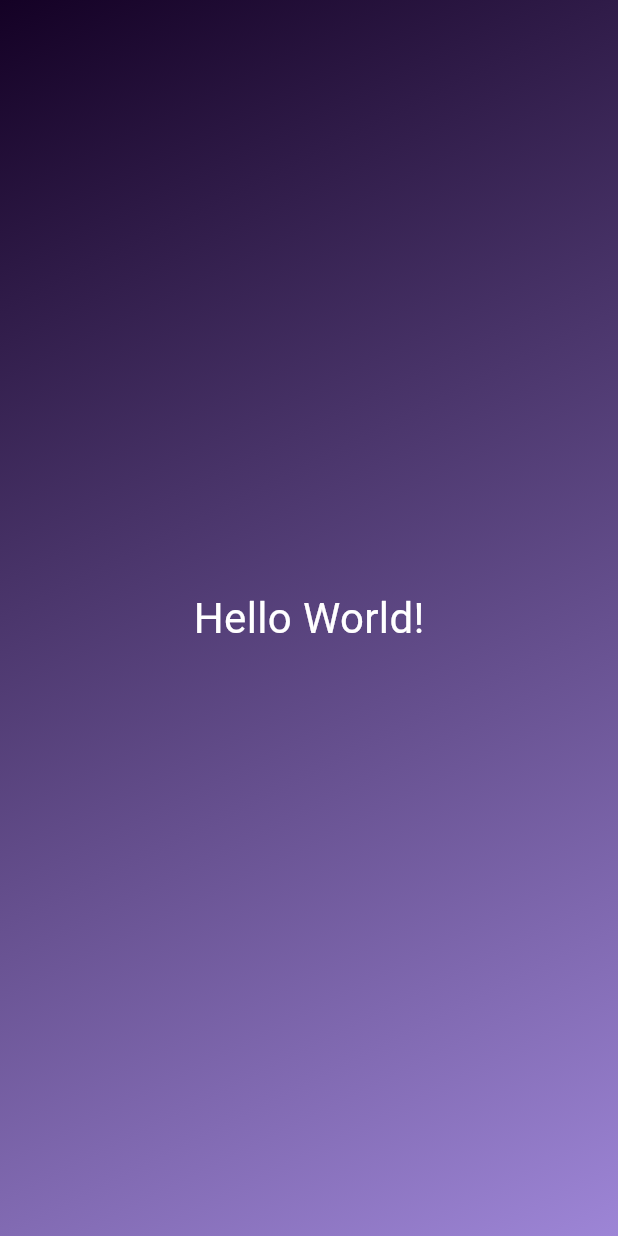
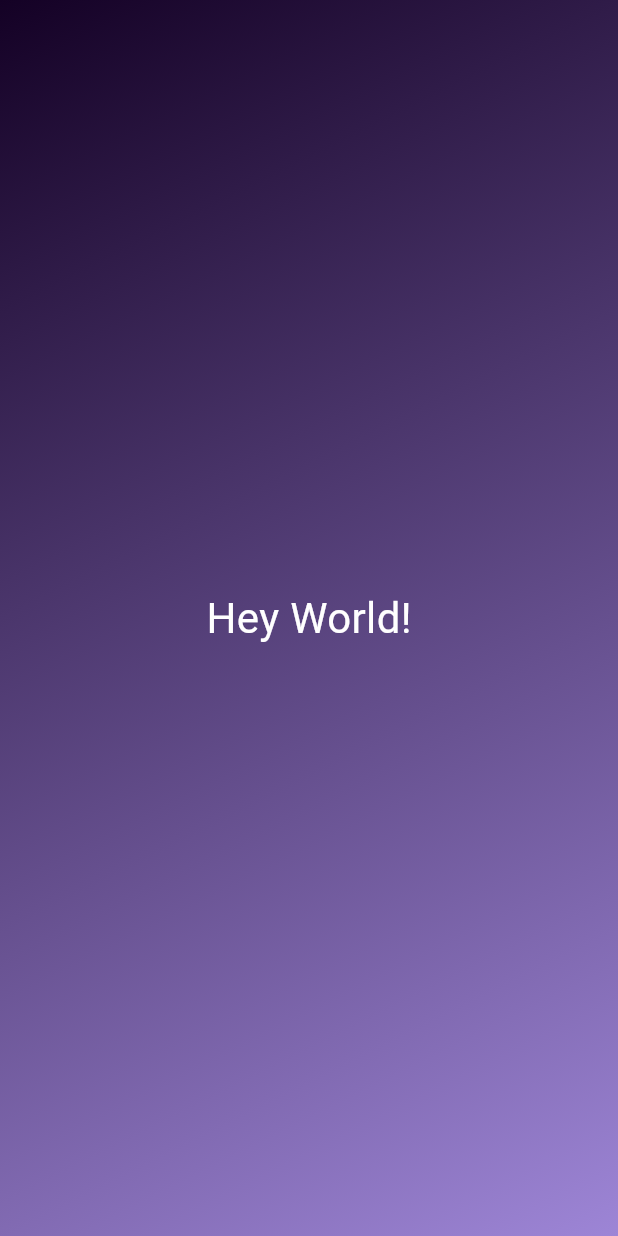
Before and after one commit to schuna/flutter_and_dart, a Flutter app: the screen it shows after launch, on a phone screen of 412 x 824 dp. Run offline on Flutter 3.47's test engine with Material 3 defaults, Android fonts, the phone set to English and light mode, and no system bars.

Commit message:
section2-43

```diff
--- a/first_app/lib/gradient_container.dart
+++ b/first_app/lib/gradient_container.dart
@@ -21,7 +21,7 @@ class GradientContainer extends StatelessWidget {
         ),
       ),
       child: const Center(
-        child: StyledText(),
+        child: StyledText('Hey World!'),
       ),
     );
   }
--- a/first_app/lib/styled_text.dart
+++ b/first_app/lib/styled_text.dart
@@ -1,13 +1,15 @@
 import 'package:flutter/material.dart';
 
 class StyledText extends StatelessWidget {
-  const StyledText({super.key});
+  const StyledText(this.text, {super.key});
+
+  final String text;
 
   @override
   Widget build(BuildContext context) {
-    return const Text(
-      'Hello World!',
-      style: TextStyle(
+    return Text(
+      text,
+      style: const TextStyle(
         color: Colors.white,
         fontSize: 28.0,
       ),
```
